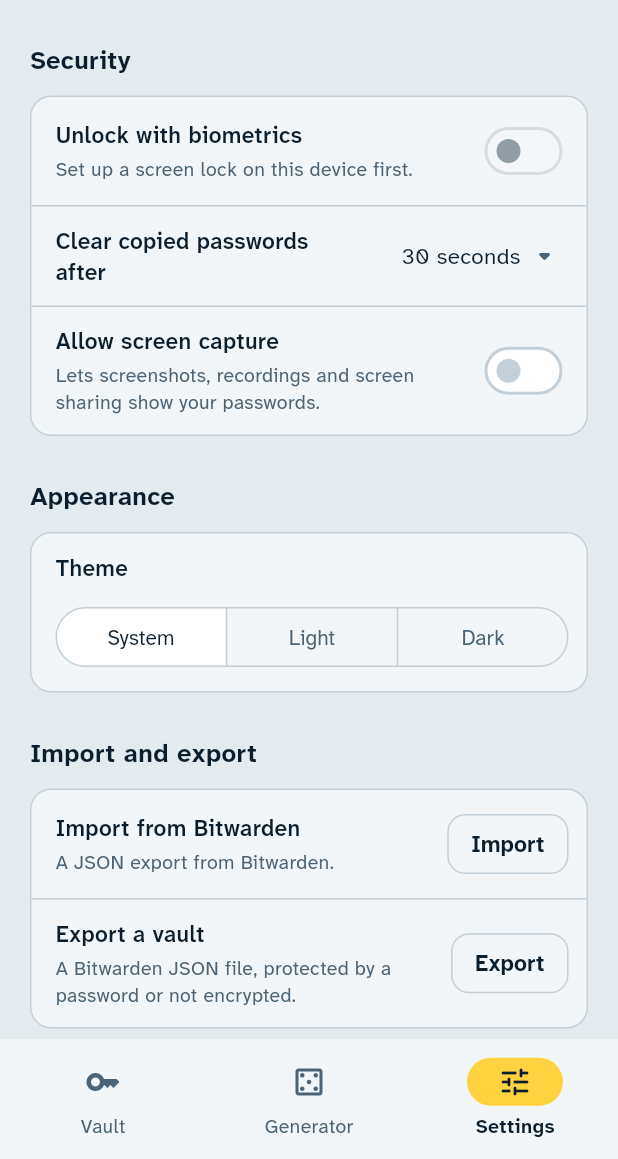
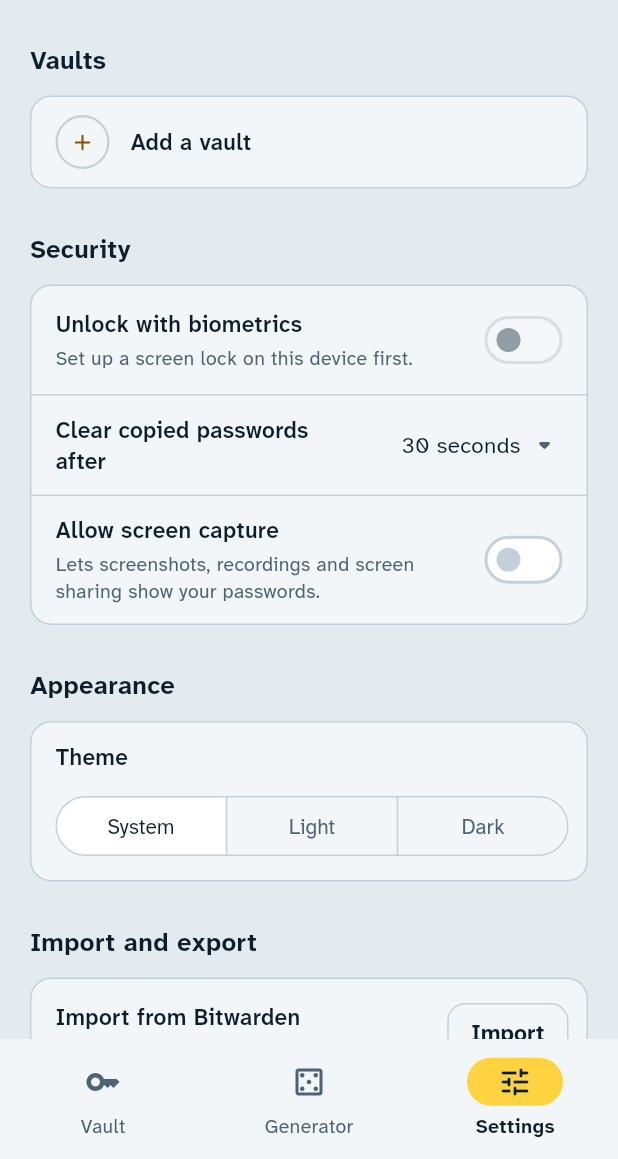
Before and after one commit to nogringo/submarine, a Flutter app: the DestinationScaffold screen opened directly, on a phone screen of 412 x 824 dp, the part 77-1236 px from its top. Run offline on Flutter 3.47's test engine with Material 3 defaults, Android fonts, the phone set to English and light mode, and no system bars; our stand-ins replace args, clock, file_picker, flutter_secure_storage, go_router, local_auth and 2 more; missing offline and left inert: cryptography, ndk, ndk_drift, ndk_flutter, ndk_sqlite3, sqlite3 and 2 more; accounts and stored records are empty.

Commit message:
feat(app): list the vaults in the settings, open their settings or add one

```diff
--- a/apps/app/lib/l10n/app_en.arb
+++ b/apps/app/lib/l10n/app_en.arb
@@ -6,7 +6,7 @@
   },
   "vaults": "Vaults",
   "@vaults": {
-    "description": "Title of the drawer listing the vaults, and tooltip of the button opening it."
+    "description": "Title of the drawer listing the vaults, of their section in the settings, and tooltip of the button opening the drawer."
   },
   "addVault": "Add a vault",
   "@addVault": {
--- a/apps/app/lib/l10n/app_localizations.dart
+++ b/apps/app/lib/l10n/app_localizations.dart
@@ -104,7 +104,7 @@ abstract class AppLocalizations {
   /// **'All vaults'**
   String get allVaults;
 
-  /// Title of the drawer listing the vaults, and tooltip of the button opening it.
+  /// Title of the drawer listing the vaults, of their section in the settings, and tooltip of the button opening the drawer.
   ///
   /// In en, this message translates to:
   /// **'Vaults'**
--- a/apps/app/lib/src/screens/settings_screen.dart
+++ b/apps/app/lib/src/screens/settings_screen.dart
@@ -1,14 +1,22 @@
 import 'package:flutter/material.dart';
+import 'package:go_router/go_router.dart';
 import 'package:local_auth/local_auth.dart';
+import 'package:ndk/ndk.dart' show Nip19;
 
 import '../clipboard.dart';
 import '../context.dart';
 import '../items/field_tile.dart';
 import '../lock/app_lock.dart';
 import '../lock/lock_screen.dart';
+import '../router.dart';
 import '../screen_capture.dart';
 import '../theme/appearance.dart';
+import '../theme/theme.dart';
+import '../vaults/vault_controller.dart';
+import '../vaults/vaults.dart';
 import '../widgets/settings_tile.dart';
+import '../widgets/vault_avatar.dart';
+import 'add_vault.dart';
 import 'app_navigation.dart';
 import 'import_export.dart';
 
@@ -32,6 +40,7 @@ class _Settings extends StatelessWidget {
     final lock = AppLock.of(context);
     final clipboard = AppClipboard.of(context);
     final screenCapture = ScreenCapture.of(context);
+    final vaults = Vaults.of(context);
     return SingleChildScrollView(
       padding: const EdgeInsets.fromLTRB(20, 20, 20, 32),
       child: Align(
@@ -47,6 +56,19 @@ class _Settings extends StatelessWidget {
                   fontSize: 26,
                   fontWeight: FontWeight.w700,
                   height: 1.2,
+                ),
+              ),
+              SettingsSection(
+                title: l10n.vaults,
+                child: FieldCard(
+                  children: [
+                    for (final vault in vaults.all) _VaultTile(vault: vault),
+                    SettingsTile(
+                      leading: const AddVaultMark(size: 36),
+                      title: Text(l10n.addVault),
+                      onTap: () => addVault(context),
+                    ),
+                  ],
                 ),
               ),
               SettingsSection(
@@ -92,6 +114,26 @@ class _Settings extends StatelessWidget {
       ),
     );
   }
+}
+
+class _VaultTile extends StatelessWidget {
+  const _VaultTile({required this.vault});
+
+  final VaultController vault;
+
+  @override
+  Widget build(BuildContext context) => SettingsTile(
+    leading: VaultAvatar(vault: vault, size: 36),
+    title: Text(vault.name, maxLines: 1, overflow: TextOverflow.ellipsis),
+    subtitle: Text(
+      Nip19.encodePubKey(vault.pubkey),
+      maxLines: 1,
+      overflow: TextOverflow.ellipsis,
+      style: monoStyle.copyWith(fontSize: 12),
+    ),
+    trailing: Icon(Icons.chevron_right_rounded, color: context.palette.muted),
+    onTap: () => context.push(vaultSettingsPath(vault.pubkey)),
+  );
 }
 
 class _LockTile extends StatefulWidget {
--- a/apps/app/lib/src/widgets/settings_tile.dart
+++ b/apps/app/lib/src/widgets/settings_tile.dart
@@ -45,29 +45,35 @@ class SettingsSection extends StatelessWidget {
 class SettingsTile extends StatelessWidget {
   const SettingsTile({
     super.key,
+    this.leading,
     required this.title,
     this.subtitle,
     this.trailing,
     this.below,
+    this.onTap,
   });
 
+  final Widget? leading;
   final Widget title;
   final Widget? subtitle;
   final Widget? trailing;
   final Widget? below;
+  final VoidCallback? onTap;
 
   @override
   Widget build(BuildContext context) {
+    final leading = this.leading;
     final subtitle = this.subtitle;
     final trailing = this.trailing;
     final below = this.below;
-    return Padding(
+    final tile = Padding(
       padding: const EdgeInsets.fromLTRB(16, 12, 12, 12),
       child: Column(
         crossAxisAlignment: CrossAxisAlignment.stretch,
         children: [
           Row(
             children: [
+              if (leading != null) ...[leading, const SizedBox(width: 14)],
               Expanded(
                 child: Column(
                   crossAxisAlignment: CrossAxisAlignment.start,
@@ -100,6 +106,12 @@ class SettingsTile extends StatelessWidget {
         ],
       ),
     );
+    if (onTap == null) return tile;
+    // The card's color would hide the ink of the Material below it.
+    return Material(
+      type: MaterialType.transparency,
+      child: InkWell(onTap: onTap, child: tile),
+    );
   }
 }
 
--- a/apps/app/lib/src/widgets/vault_avatar.dart
+++ b/apps/app/lib/src/widgets/vault_avatar.dart
@@ -52,6 +52,27 @@ class AllVaultsAvatar extends StatelessWidget {
         color: palette.onAccent,
         size: size * 0.5,
       ),
+    );
+  }
+}
+
+/// Stands in the place of a vault's avatar, to add a vault.
+class AddVaultMark extends StatelessWidget {
+  const AddVaultMark({super.key, required this.size});
+
+  final double size;
+
+  @override
+  Widget build(BuildContext context) {
+    final palette = context.palette;
+    return Container(
+      width: size,
+      height: size,
+      decoration: BoxDecoration(
+        shape: BoxShape.circle,
+        border: Border.all(color: palette.line, width: 1.5),
+      ),
+      child: Icon(Icons.add_rounded, color: palette.signal, size: size * 0.5),
     );
   }
 }
```
Also changed, not shown: apps/app/lib/src/screens/vault_navigation.dart (+2 -22 lines), 1 other file.
